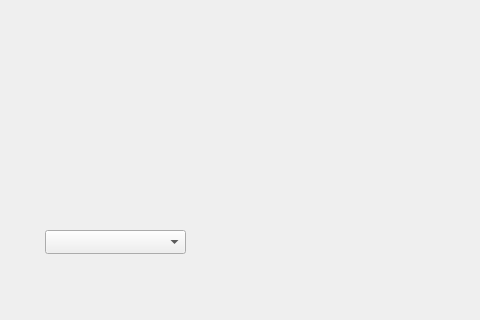
Above: mainwindow.ui from ilpenSE/autoclicker before the change; both pictures show x 95 to 575 and y 0 to 320 of the 800 by 600 pixel window. Below: the same form after it.
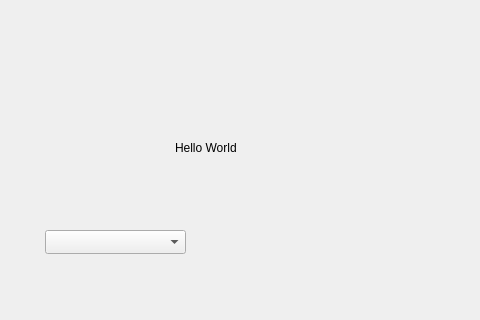
That is the form after the change.

```diff
--- a/mainwindow.ui
+++ b/mainwindow.ui
@@ -27,6 +27,19 @@
      <enum>Qt::ContextMenuPolicy::NoContextMenu</enum>
     </property>
    </widget>
+   <widget class="QLabel" name="testlabel">
+    <property name="geometry">
+     <rect>
+      <x>270</x>
+      <y>140</y>
+      <width>131</width>
+      <height>16</height>
+     </rect>
+    </property>
+    <property name="text">
+     <string>Hello World</string>
+    </property>
+   </widget>
   </widget>
  </widget>
  <resources/>
```
